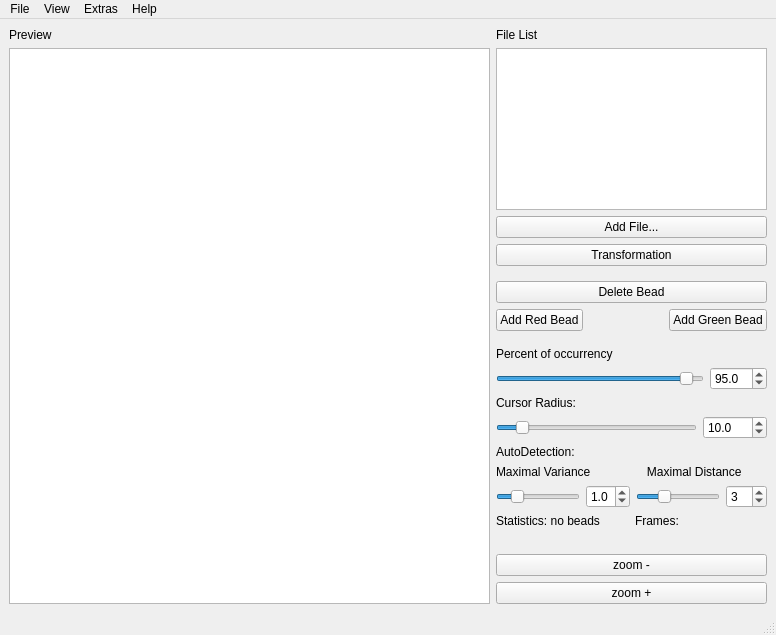
This is colorcomposer/mainwindow.ui in ukoethe/simple-STORM as Qt 5 draws it before an edit. The edited form follows.
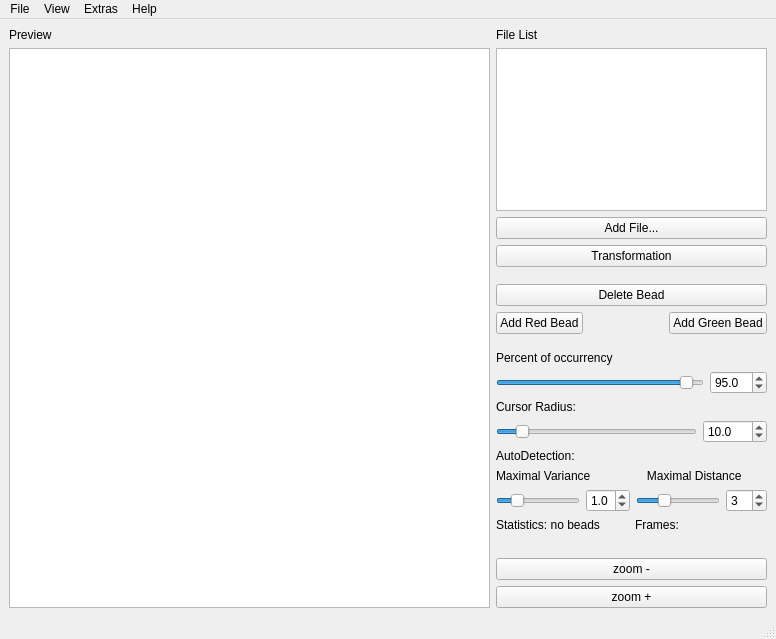
This is the edited form.

The edit to the form file:
```diff
--- a/colorcomposer/mainwindow.ui
+++ b/colorcomposer/mainwindow.ui
@@ -7,7 +7,7 @@
     <x>0</x>
     <y>0</y>
     <width>776</width>
-    <height>635</height>
+    <height>639</height>
    </rect>
   </property>
   <property name="windowTitle">
```
Left out of the diff: 6 changed lines with no effect on the pictures.
